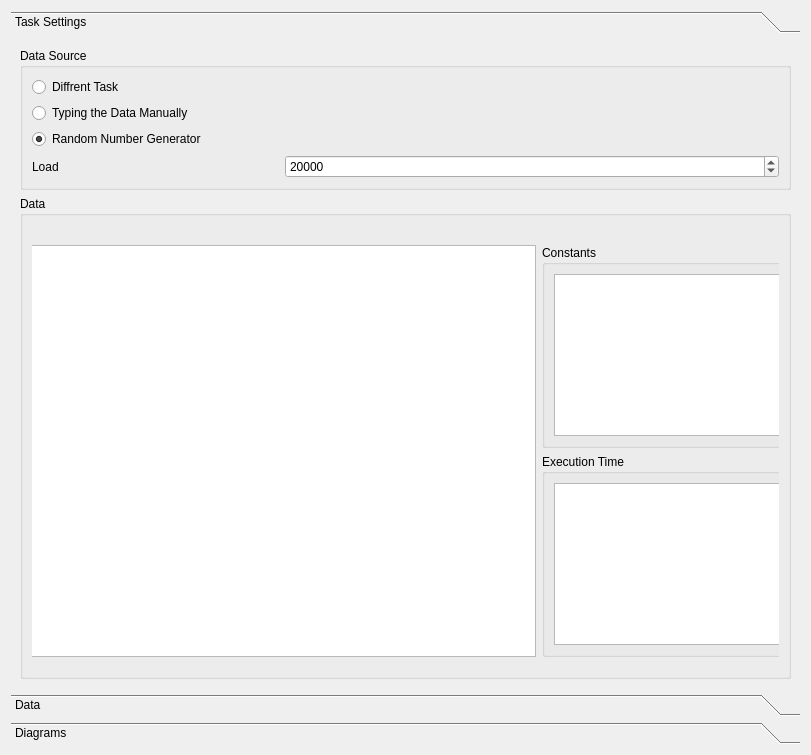
Before: the Qt Designer form src/UI/TaskTabWidget.ui in TheMHMoritz3/OpenCLScheduler, drawn with Qt 5.
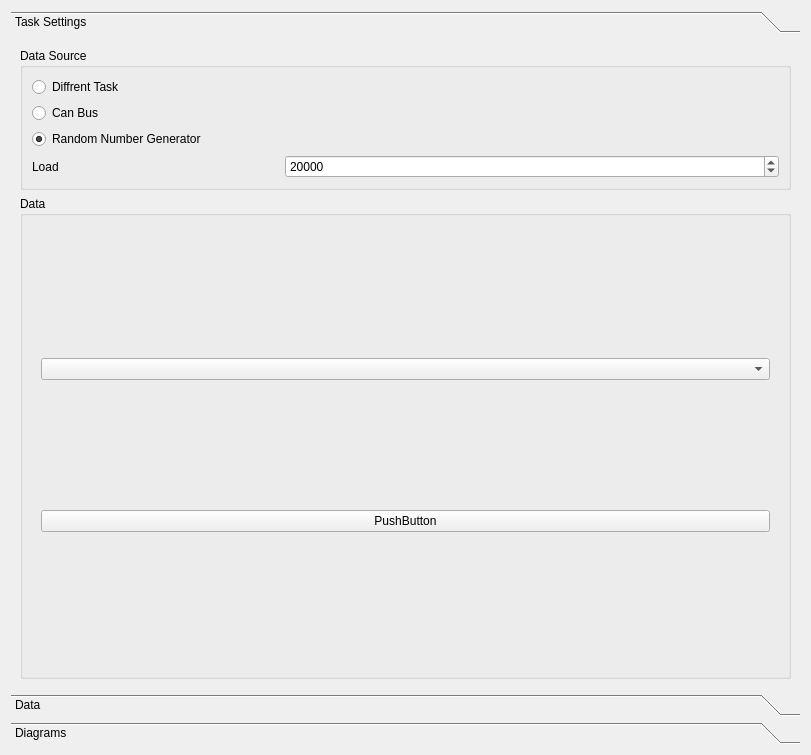
After: the same form once the commit is applied. The open tabs and pages were chosen to show the change.

Commit message: Hinzufügen von Doxyfile && Arbeiten an GUI -> Funktioniert weitestgehend außer CAN und Diagrammen

```diff
--- a/src/UI/TaskTabWidget.ui
+++ b/src/UI/TaskTabWidget.ui
@@ -72,9 +72,12 @@
            </widget>
           </item>
           <item row="1" column="0">
-           <widget class="QRadioButton" name="ManualDataRadioButton">
+           <widget class="QRadioButton" name="CanRadioButton">
+            <property name="enabled">
+             <bool>true</bool>
+            </property>
             <property name="text">
-             <string>Typing the Data Manually</string>
+             <string>Can Bus</string>
             </property>
            </widget>
           </item>
@@ -120,72 +123,26 @@
             <property name="currentIndex">
              <number>2</number>
             </property>
-            <widget class="QWidget" name="page_4"/>
+            <widget class="QWidget" name="page_4">
+             <layout class="QHBoxLayout" name="horizontalLayout_8">
+              <item>
+               <widget class="QListView" name="DependandTasksList"/>
+              </item>
+             </layout>
+            </widget>
             <widget class="QWidget" name="page_6">
-             <widget class="QTableView" name="tableView_4">
-              <property name="geometry">
-               <rect>
-                <x>-9</x>
-                <y>20</y>
-                <width>513</width>
-                <height>412</height>
-               </rect>
-              </property>
-              <property name="sizePolicy">
-               <sizepolicy hsizetype="Expanding" vsizetype="Expanding">
-                <horstretch>2</horstretch>
-                <verstretch>2</verstretch>
-               </sizepolicy>
-              </property>
-             </widget>
-             <widget class="QGroupBox" name="groupBox_3">
-              <property name="geometry">
-               <rect>
-                <x>510</x>
-                <y>229</y>
-                <width>256</width>
-                <height>203</height>
-               </rect>
-              </property>
-              <property name="title">
-               <string>Execution Time</string>
-              </property>
-              <property name="flat">
-               <bool>true</bool>
-              </property>
-              <layout class="QHBoxLayout" name="horizontalLayout_8">
-               <item>
-                <widget class="QTableView" name="tableView_5"/>
-               </item>
-              </layout>
-             </widget>
-             <widget class="QGroupBox" name="groupBox_6">
-              <property name="geometry">
-               <rect>
-                <x>510</x>
-                <y>20</y>
-                <width>256</width>
-                <height>203</height>
-               </rect>
-              </property>
-              <property name="sizePolicy">
-               <sizepolicy hsizetype="Preferred" vsizetype="Preferred">
-                <horstretch>1</horstretch>
-                <verstretch>1</verstretch>
-               </sizepolicy>
-              </property>
-              <property name="title">
-               <string>Constants</string>
-              </property>
-              <property name="flat">
-               <bool>true</bool>
-              </property>
-              <layout class="QHBoxLayout" name="horizontalLayout_9">
-               <item>
-                <widget class="QTableView" name="tableView_6"/>
-               </item>
-              </layout>
-             </widget>
+             <layout class="QVBoxLayout" name="verticalLayout">
+              <item>
+               <widget class="QComboBox" name="CanAdressComboBox"/>
+              </item>
+              <item>
+               <widget class="QPushButton" name="ReadCanBusButton">
+                <property name="text">
+                 <string>PushButton</string>
+                </property>
+               </widget>
+              </item>
+             </layout>
             </widget>
             <widget class="QWidget" name="page_5">
              <layout class="QGridLayout" name="gridLayout_4">
```
The commit also changes 7 other files.
